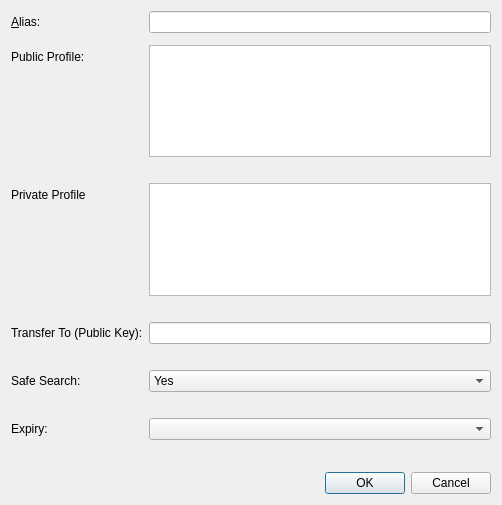
First picture: the form in src/qt/forms/editaliasdialog.ui, repository sschepis/syscoin2, before the edit.
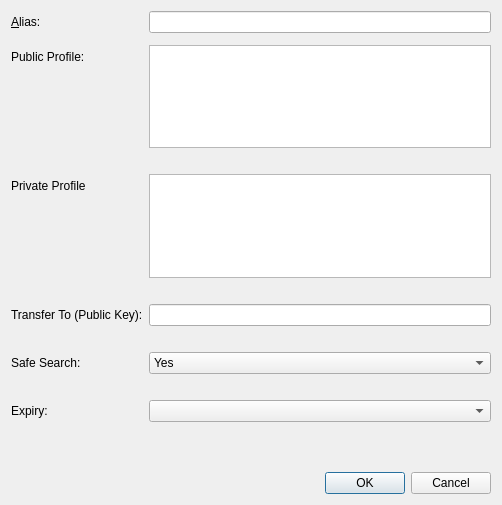
Second picture: the form after the edit. Custom widgets are drawn as their Qt base class.

Diff of the .ui file:
```diff
--- a/src/qt/forms/editaliasdialog.ui
+++ b/src/qt/forms/editaliasdialog.ui
@@ -47,7 +47,14 @@
       </widget>
      </item>
      <item row="2" column="1">
-      <widget class="QPlainTextEdit" name="nameEdit"/>
+      <widget class="QPlainTextEdit" name="nameEdit">
+       <property name="maximumSize">
+        <size>
+         <width>16777215</width>
+         <height>125</height>
+        </size>
+       </property>
+      </widget>
      </item>
      <item row="3" column="1">
       <widget class="QLabel" name="publicDisclaimer">
@@ -69,7 +76,14 @@
      <item row="4" column="1">
       <layout class="QVBoxLayout" name="verticalLayout_3">
        <item>
-        <widget class="QPlainTextEdit" name="privateEdit"/>
+        <widget class="QPlainTextEdit" name="privateEdit">
+         <property name="maximumSize">
+          <size>
+           <width>16777215</width>
+           <height>125</height>
+          </size>
+         </property>
+        </widget>
        </item>
        <item>
         <widget class="QLabel" name="privateDisclaimer">
```
